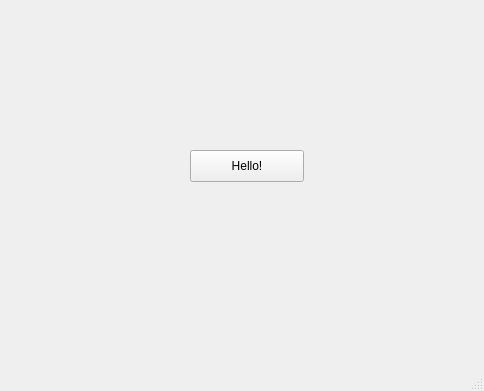
This is ui/mainwindow.ui in Negativex/battery_control as Qt 5 draws it before an edit. The edited form follows.
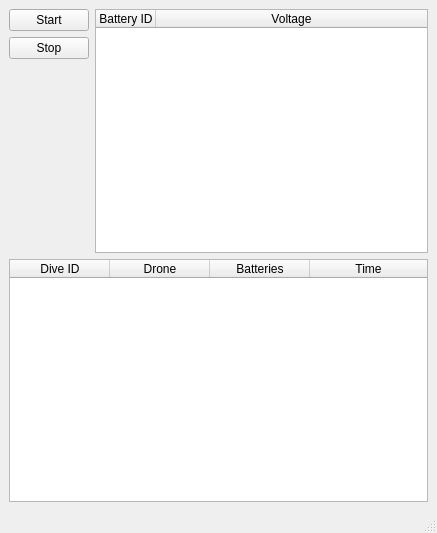
This is the edited form.

Commit message: Create basic UI

```diff
--- a/ui/mainwindow.ui
+++ b/ui/mainwindow.ui
@@ -6,27 +6,145 @@
             <rect>
                 <x>0</x>
                 <y>0</y>
-                <width>484</width>
-                <height>391</height>
+                <width>437</width>
+                <height>533</height>
             </rect>
         </property>
         <property name="windowTitle">
             <string>MainWindow</string>
         </property>
         <widget class="QWidget" name="centralwidget">
-            <widget class="QPushButton" name="ui_button_start">
-                <property name="geometry">
-                    <rect>
-                        <x>190</x>
-                        <y>150</y>
-                        <width>114</width>
-                        <height>32</height>
-                    </rect>
-                </property>
-                <property name="text">
-                    <string>Hello!</string>
-                </property>
-            </widget>
+            <property name="enabled">
+                <bool>true</bool>
+            </property>
+            <property name="sizePolicy">
+                <sizepolicy hsizetype="Preferred" vsizetype="Preferred">
+                    <horstretch>0</horstretch>
+                    <verstretch>0</verstretch>
+                </sizepolicy>
+            </property>
+            <property name="autoFillBackground">
+                <bool>false</bool>
+            </property>
+            <layout class="QGridLayout" name="gridLayout">
+                <item row="1" column="1">
+                    <widget class="QTableWidget" name="table_batteries">
+                        <property name="enabled">
+                            <bool>true</bool>
+                        </property>
+                        <property name="editTriggers">
+                            <set>QAbstractItemView::NoEditTriggers</set>
+                        </property>
+                        <property name="selectionMode">
+                            <enum>QAbstractItemView::SingleSelection</enum>
+                        </property>
+                        <property name="selectionBehavior">
+                            <enum>QAbstractItemView::SelectRows</enum>
+                        </property>
+                        <property name="columnCount">
+                            <number>2</number>
+                        </property>
+                        <attribute name="horizontalHeaderVisible">
+                            <bool>true</bool>
+                        </attribute>
+                        <attribute name="horizontalHeaderCascadingSectionResizes">
+                            <bool>false</bool>
+                        </attribute>
+                        <attribute name="horizontalHeaderDefaultSectionSize">
+                            <number>60</number>
+                        </attribute>
+                        <attribute name="horizontalHeaderStretchLastSection">
+                            <bool>true</bool>
+                        </attribute>
+                        <attribute name="verticalHeaderVisible">
+                            <bool>false</bool>
+                        </attribute>
+                        <attribute name="verticalHeaderDefaultSectionSize">
+                            <number>21</number>
+                        </attribute>
+                        <column>
+                            <property name="text">
+                                <string>Battery ID</string>
+                            </property>
+                        </column>
+                        <column>
+                            <property name="text">
+                                <string>Voltage</string>
+                            </property>
+                        </column>
+                    </widget>
+                </item>
+                <item row="1" column="0">
+                    <layout class="QVBoxLayout" name="verticalLayout">
+                        <property name="sizeConstraint">
+                            <enum>QLayout::SetFixedSize</enum>
+                        </property>
+                        <item>
+                            <widget class="QPushButton" name="button_start">
+                                <property name="text">
+                                    <string>Start</string>
+                                </property>
+                            </widget>
+                        </item>
+                        <item>
+                            <widget class="QPushButton" name="button_stop">
+                                <property name="text">
+                                    <string>Stop</string>
+                                </property>
+                            </widget>
+                        </item>
+                        <item>
+                            <spacer name="verticalSpacer">
+                                <property name="orientation">
+                                    <enum>Qt::Vertical</enum>
+                                </property>
+                                <property name="sizeHint" stdset="0">
+                                    <size>
+                                        <width>20</width>
+                                        <height>40</height>
+                                    </size>
+                                </property>
+                            </spacer>
+                        </item>
+                    </layout>
+                </item>
+                <item row="2" column="0" colspan="2">
+                    <widget class="QTableWidget" name="table_dives">
+                        <property name="editTriggers">
+                            <set>QAbstractItemView::NoEditTriggers</set>
+                        </property>
+                        <attribute name="horizontalHeaderStretchLastSection">
+                            <bool>true</bool>
+                        </attribute>
+                        <attribute name="verticalHeaderVisible">
+                            <bool>false</bool>
+                        </attribute>
+                        <attribute name="verticalHeaderDefaultSectionSize">
+                            <number>21</number>
+                        </attribute>
+                        <column>
+                            <property name="text">
+                                <string>Dive ID</string>
+                            </property>
+                        </column>
+                        <column>
+                            <property name="text">
+                                <string>Drone</string>
+                            </property>
+                        </column>
+                        <column>
+                            <property name="text">
+                                <string>Batteries</string>
+                            </property>
+                        </column>
+                        <column>
+                            <property name="text">
+                                <string>Time</string>
+                            </property>
+                        </column>
+                    </widget>
+                </item>
+            </layout>
         </widget>
         <widget class="QMenuBar" name="menubar">
             <property name="geometry">
```
Left out of the diff: 7 changed lines with no effect on the pictures. The commit also changes 2 other files.
